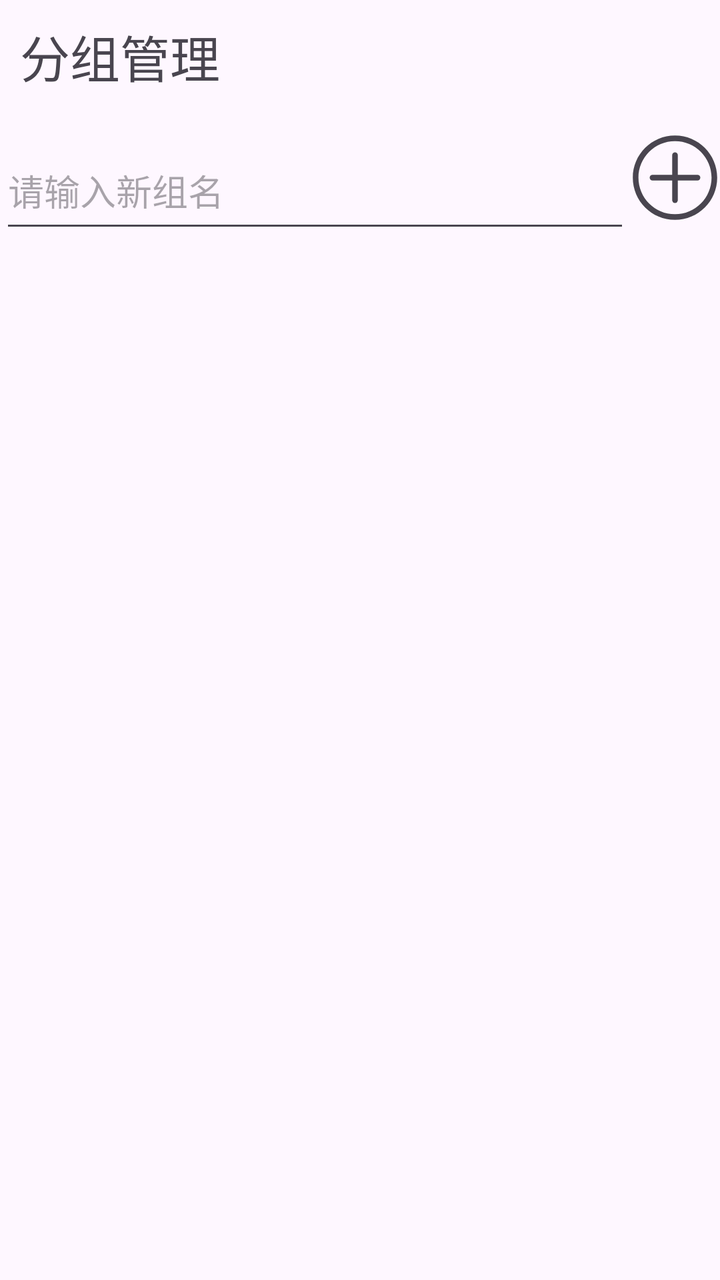
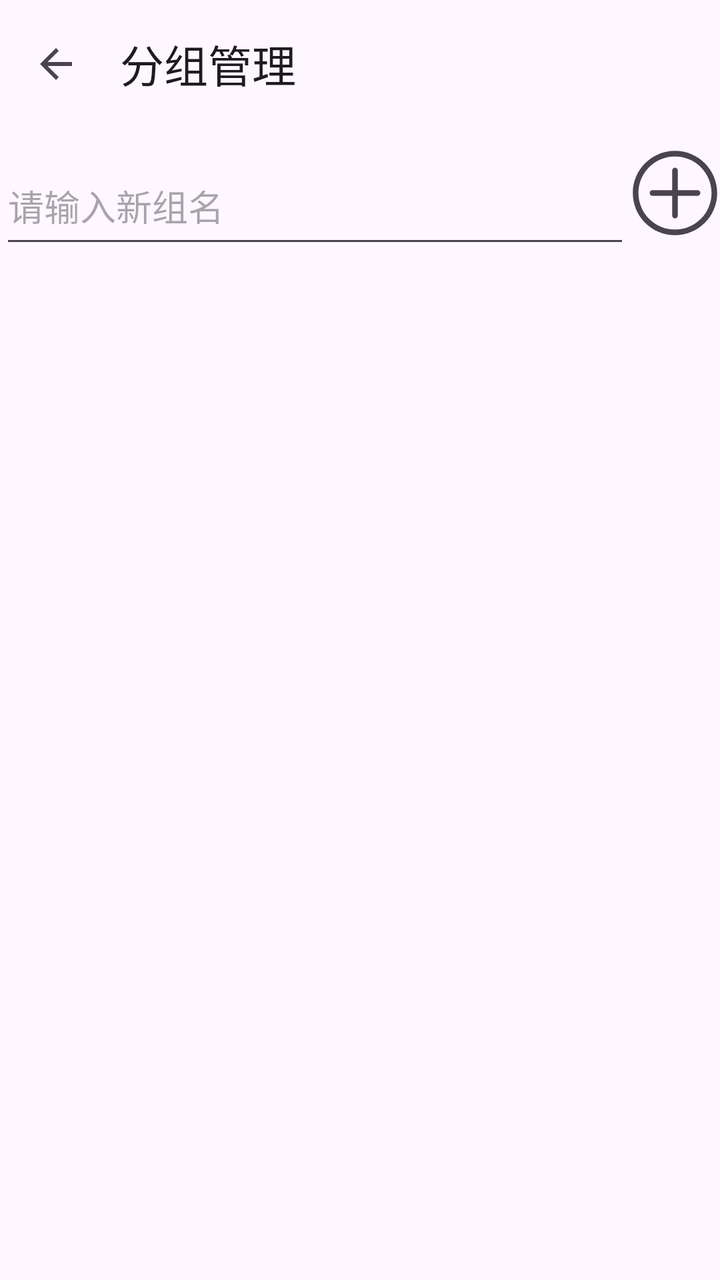

Compare the two renders of this Android layout. The source of the first and the diff that turns it into the second are given below.
<!-- AndroidManifest.xml: application theme Theme.MyProject -->
<!-- res/layout/activity_manage_group.xml -->
<?xml version="1.0" encoding="utf-8"?>
<androidx.constraintlayout.widget.ConstraintLayout xmlns:android="http://schemas.android.com/apk/res/android"
    xmlns:app="http://schemas.android.com/apk/res-auto"
    xmlns:tools="http://schemas.android.com/tools"
    android:id="@+id/main"
    android:layout_width="match_parent"
    android:layout_height="match_parent"
    tools:context=".ui.activity.ManageGroupActivity"
    android:fitsSystemWindows="true">

    <TextView
        android:id="@+id/group_manage_tv"
        android:layout_width="wrap_content"
        android:layout_height="wrap_content"
        app:layout_constraintStart_toStartOf="parent"
        app:layout_constraintTop_toTopOf="parent"
        android:text="@string/group_manage"
        android:textSize="25dp"
        android:padding="10dp"/>

    <EditText
        android:id="@+id/add_group_edit"
        android:layout_width="0dp"
        android:layout_height="55dp"
        android:layout_marginTop="10dp"
        app:layout_constraintTop_toBottomOf="@+id/group_manage_tv"
        app:layout_constraintStart_toStartOf="parent"
        app:layout_constraintEnd_toStartOf="@+id/add_group_iv"
        android:hint="@string/group_name"/>


    <ImageView
        android:id="@+id/add_group_iv"
        android:layout_width="45dp"
        android:layout_height="45dp"
        app:layout_constraintTop_toTopOf="@+id/add_group_edit"
        app:layout_constraintEnd_toEndOf="parent"
        android:src="@drawable/ic_add"
        app:tint="?attr/colorOnSurfaceVariant"
        android:scaleType="fitXY"
        android:contentDescription="@string/add_to" />

    <androidx.recyclerview.widget.RecyclerView
        android:id="@+id/group_rv"
        android:layout_width="0dp"
        android:layout_height="0dp"
        android:layout_marginTop="10dp"
        app:layout_constraintTop_toBottomOf="@+id/add_group_edit"
        app:layout_constraintStart_toStartOf="parent"
        app:layout_constraintEnd_toEndOf="parent"
        app:layout_constraintBottom_toBottomOf="parent"
        android:padding="10dp" />

</androidx.constraintlayout.widget.ConstraintLayout>
<!-- resources referenced by this layout -->
<resources>
  <!-- drawable ic_add (drawable) -->
  <vector xmlns:android="http://schemas.android.com/apk/res/android"
      android:width="200dp"
      android:height="200dp"
      android:viewportWidth="1024"
      android:viewportHeight="1024">
    <path
        android:fillColor="#FF000000"
        android:pathData="M512,992C246.9,992 32,777.1 32,512 32,246.9 246.9,32 512,32c265.1,0 480,214.9 480,480 0,265.1 -214.9,480 -480,480zM512,928c229.8,0 416,-186.2 416,-416S741.8,96 512,96 96,282.2 96,512s186.2,416 416,416z"/>
    <path
        android:fillColor="#FF000000"
        android:pathData="M256,544a32,32 0,0 1,0 -64h512a32,32 0,0 1,0 64H256z"/>
    <path
        android:fillColor="#FF000000"
        android:pathData="M480,256a32,32 0,0 1,64 0v512a32,32 0,0 1,-64 0V256z"/>
  </vector>
  <string name="add_to">添加到</string>
  <string name="group_manage">分组管理</string>
  <string name="group_name">请输入新组名</string>
  <style name="Theme.MyProject" parent="Base.Theme.MyProject" />
  <style name="Base.Theme.MyProject" parent="Theme.Material3.DayNight.NoActionBar">
          
          
      </style>
</resources>

<!-- the commit's change to res/layout/activity_manage_group.xml (unified diff, before → after) -->
@@ -8,22 +8,23 @@
     tools:context=".ui.activity.ManageGroupActivity"
     android:fitsSystemWindows="true">
 
-    <TextView
-        android:id="@+id/group_manage_tv"
-        android:layout_width="wrap_content"
-        android:layout_height="wrap_content"
+    <com.google.android.material.appbar.MaterialToolbar
+        android:id="@+id/toolbar"
+        android:layout_width="0dp"
+        android:layout_height="?attr/actionBarSize"
+        app:layout_constraintTop_toTopOf="parent"
         app:layout_constraintStart_toStartOf="parent"
-        app:layout_constraintTop_toTopOf="parent"
-        android:text="@string/group_manage"
-        android:textSize="25dp"
-        android:padding="10dp"/>
+        app:layout_constraintEnd_toEndOf="parent"
+        app:navigationIcon="?attr/homeAsUpIndicator"
+        app:title="@string/group_manage"
+        app:titleTextColor="?attr/colorOnSurface" />
 
     <EditText
         android:id="@+id/add_group_edit"
         android:layout_width="0dp"
         android:layout_height="55dp"
         android:layout_marginTop="10dp"
-        app:layout_constraintTop_toBottomOf="@+id/group_manage_tv"
+        app:layout_constraintTop_toBottomOf="@+id/toolbar"
         app:layout_constraintStart_toStartOf="parent"
         app:layout_constraintEnd_toStartOf="@+id/add_group_iv"
         android:hint="@string/group_name"/>
